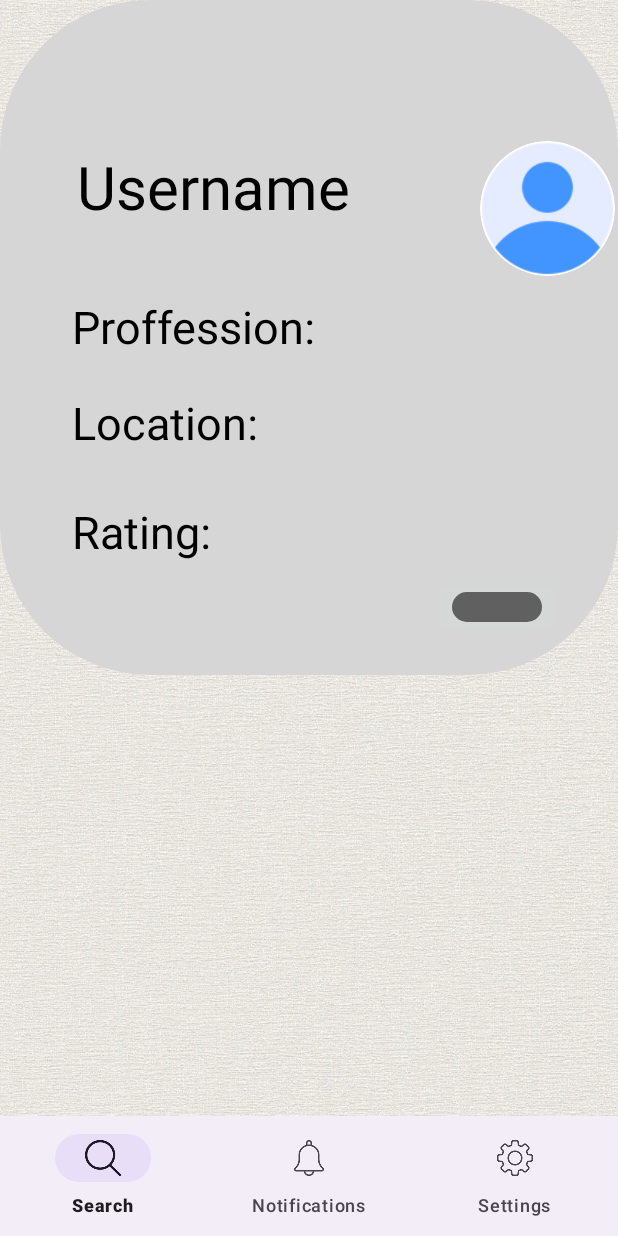
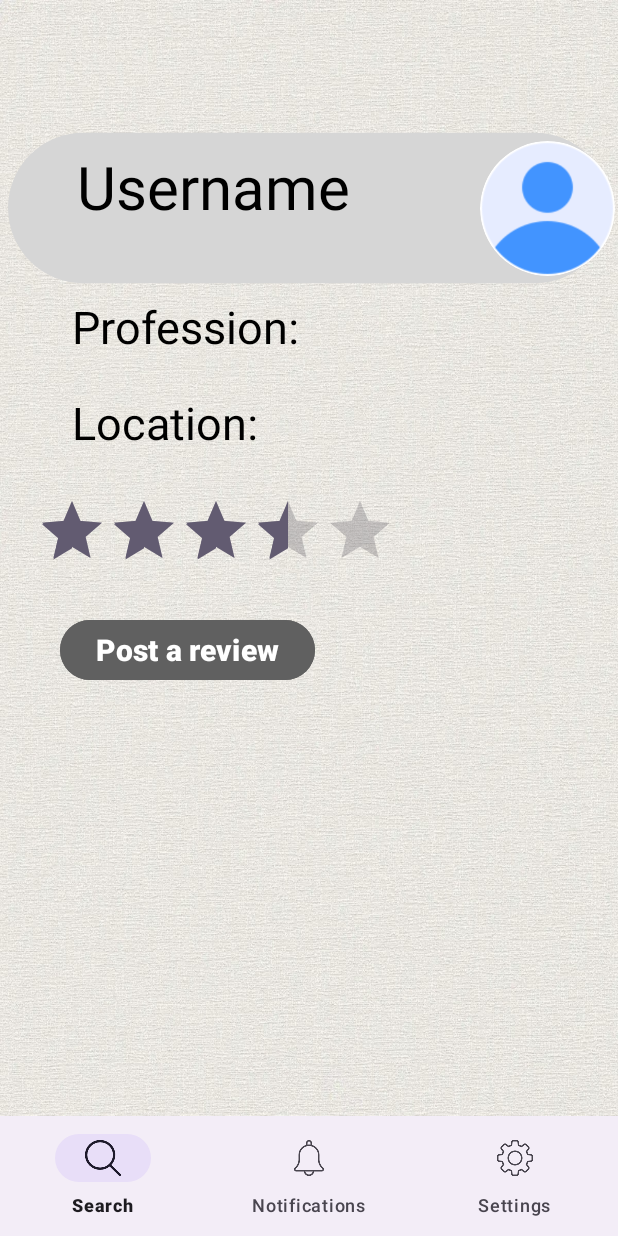
Before and after one commit to OrKat2007/ProConnect0, an Android app: the fragment searchProfile placed in its activity, on a phone screen of 412 x 824 dp. Run offline under Robolectric (Android 15) with nearby library versions, the phone set to English and light mode, and no system bars; our stand-ins replace Firebase (no records; nobody signed in at launch, a user with empty details on screens opened directly).

```diff
--- a/app/src/main/res/layout/fragment_search_profile.xml
+++ b/app/src/main/res/layout/fragment_search_profile.xml
@@ -9,10 +9,9 @@
 
     <androidx.constraintlayout.widget.ConstraintLayout
         android:layout_width="match_parent"
-        android:layout_height="450dp"
-        android:background="@drawable/graysqure">
+        android:layout_height="match_parent">
 
-
+        <!-- Profile Section -->
         <ImageView
             android:id="@+id/imageView"
             android:layout_width="401dp"
@@ -57,7 +56,7 @@
             android:layout_height="wrap_content"
             android:layout_marginStart="48dp"
             android:layout_marginTop="0dp"
-            android:text="Proffession:"
+            android:text="Profession:"
             android:textColor="@color/black"
             android:textSize="30dp"
             app:layout_constraintStart_toStartOf="parent"
@@ -75,29 +74,43 @@
             app:layout_constraintStart_toStartOf="parent"
             app:layout_constraintTop_toBottomOf="@+id/imageView" />
 
-        <TextView
-            android:id="@+id/tvRating"
+
+        <!-- RecyclerView for reviews -->
+        <RatingBar
+            android:id="@+id/ratingBar"
             android:layout_width="wrap_content"
             android:layout_height="wrap_content"
-            android:layout_marginStart="48dp"
-            android:layout_marginTop="32dp"
-            android:text="Rating:"
-            android:textColor="@color/black"
-            android:textSize="30dp"
+            android:layout_marginStart="24dp"
+            android:layout_marginTop="28dp"
+            android:isIndicator="true"
+            android:numStars="5"
+            android:rating="3.5"
+            android:stepSize="0.5"
             app:layout_constraintStart_toStartOf="parent"
             app:layout_constraintTop_toBottomOf="@+id/locationtv" />
 
-        <ImageButton
-            android:id="@+id/chatimage"
+        <Button
+            android:id="@+id/btnPostReview"
             android:layout_width="wrap_content"
             android:layout_height="wrap_content"
-            android:layout_marginStart="289dp"
-            android:layout_marginTop="187dp"
-            android:src="@drawable/darkgray_rectengle"
+            android:layout_marginStart="40dp"
+            android:layout_marginTop="22dp"
+            android:backgroundTint="#606060"
+            android:fontFamily="sans-serif-black"
+            android:text="Post a review"
+            android:textColor="@color/white"
+            android:textSize="20dp"
             app:layout_constraintStart_toStartOf="parent"
-            app:layout_constraintTop_toBottomOf="@+id/imageView" />
+            app:layout_constraintTop_toBottomOf="@+id/ratingBar" />
 
-
+        <androidx.recyclerview.widget.RecyclerView
+            android:id="@+id/reviewsRecyclerView"
+            android:layout_width="match_parent"
+            android:layout_height="0dp"
+            android:layout_marginTop="17dp"
+            app:layout_constraintEnd_toEndOf="parent"
+            app:layout_constraintStart_toStartOf="parent"
+            app:layout_constraintTop_toBottomOf="@+id/btnPostReview"
+            app:layout_constraintBottom_toBottomOf="parent" />
     </androidx.constraintlayout.widget.ConstraintLayout>
-
 </FrameLayout>
```
Also changed, not shown: app/src/main/java/com/example/proconnect/ReviewAdapter.java (added, +54 -0 lines), app/src/main/java/com/example/proconnect/ReviewModel.java (added, +56 -0 lines), app/src/main/java/com/example/proconnect/UserAdapter.java (+15 -7 lines), app/src/main/java/com/example/proconnect/searchProfile.java (+108 -5 lines), app/src/main/java/com/example/proconnect/sign_up.java (+23 -4 lines), app/src/main/res/layout/dialog_post_review.xml (added, +30 -0 lines), app/src/main/res/layout/post_review_item.xml (added, +57 -0 lines).
